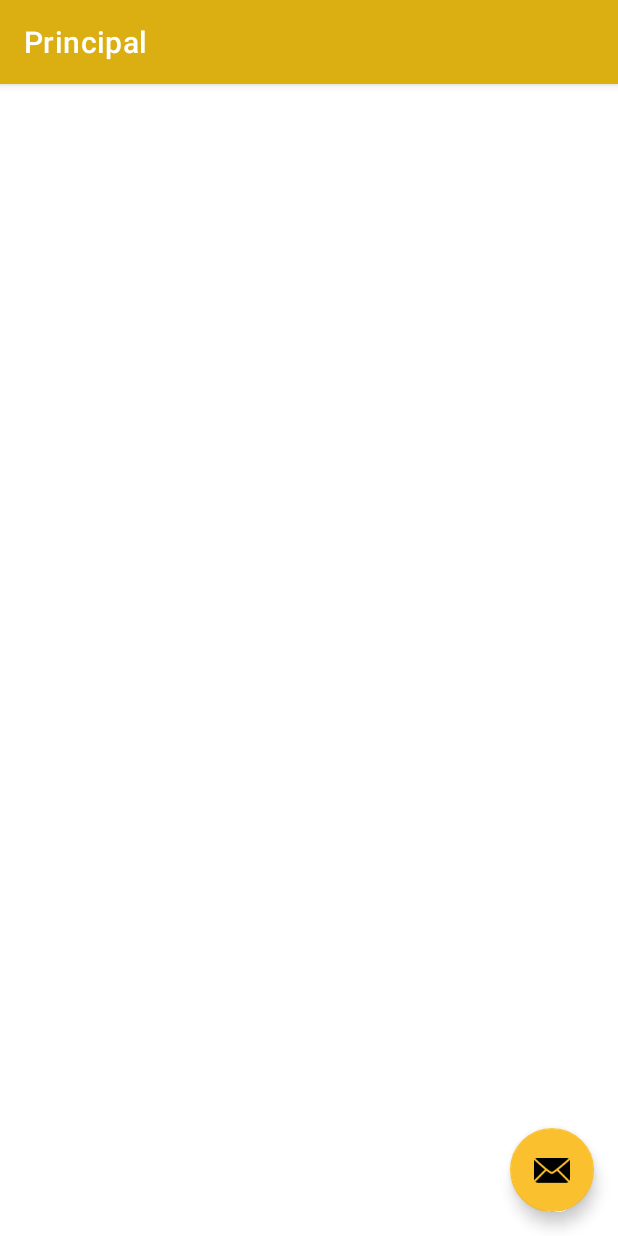
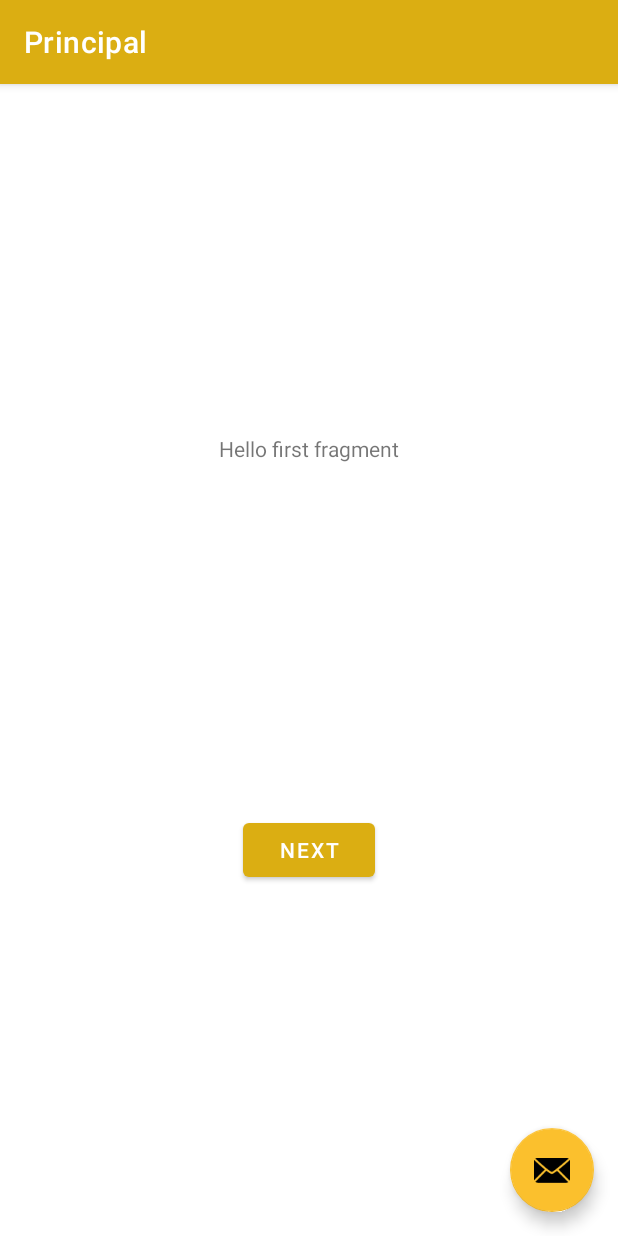
Before and after one commit to Jonathan-ulises/BlocN, an Android app: the screen it shows after launch (Principal), on a phone screen of 412 x 824 dp. Run offline under Robolectric (Android 15) with nearby library versions, the phone set to English and light mode, and no system bars; Roboto replaces fonts that are not available here.

Commit message:
Navigation Creation and hide the action bar on the MainActivity

```diff
--- a/app/src/main/java/com/macrobios/blocn/FirstFragment.java
+++ b/app/src/main/java/com/macrobios/blocn/FirstFragment.java
@@ -7,6 +7,8 @@ import android.view.ViewGroup;
 
 import androidx.annotation.NonNull;
 import androidx.fragment.app.Fragment;
+import androidx.navigation.NavController;
+import androidx.navigation.Navigation;
 import androidx.navigation.fragment.NavHostFragment;
 
 public class FirstFragment extends Fragment {
@@ -26,8 +28,7 @@ public class FirstFragment extends Fragment {
         view.findViewById(R.id.button_first).setOnClickListener(new View.OnClickListener() {
             @Override
             public void onClick(View view) {
-                NavHostFragment.findNavController(FirstFragment.this)
-                        .navigate(R.id.action_FirstFragment_to_SecondFragment);
+                Navigation.findNavController(view).navigate(R.id.SecondFragment);
             }
         });
     }
--- a/app/src/main/java/com/macrobios/blocn/MainActivity.java
+++ b/app/src/main/java/com/macrobios/blocn/MainActivity.java
@@ -5,6 +5,7 @@ import androidx.appcompat.app.AppCompatActivity;
 import android.content.Intent;
 import android.os.Bundle;
 import android.os.Handler;
+import android.view.WindowManager;
 import android.widget.ImageView;
 
 public class MainActivity extends AppCompatActivity {
@@ -17,7 +18,7 @@ public class MainActivity extends AppCompatActivity {
         super.onCreate(savedInstanceState);
         setContentView(R.layout.activity_main);
 
-
+        getSupportActionBar().hide();
 
 
         new Handler().postDelayed(new Runnable() {
--- a/app/src/main/java/com/macrobios/blocn/Principal.java
+++ b/app/src/main/java/com/macrobios/blocn/Principal.java
@@ -7,6 +7,8 @@ import com.google.android.material.snackbar.Snackbar;
 
 import androidx.appcompat.app.AppCompatActivity;
 import androidx.appcompat.widget.Toolbar;
+import androidx.navigation.NavController;
+import androidx.navigation.Navigation;
 
 import android.view.View;
 import android.widget.ImageView;
@@ -29,5 +31,7 @@ public class Principal extends AppCompatActivity {
                         .setAction("Action", null).show();
             }
         });
+
+        //NavController navController = Navigation.findNavController(this, R.id.nav_host_fragment);
     }
 }
--- a/app/src/main/res/layout/content_principal.xml
+++ b/app/src/main/res/layout/content_principal.xml
@@ -3,4 +3,17 @@
     xmlns:app="http://schemas.android.com/apk/res-auto"
     android:layout_width="match_parent"
     android:layout_height="match_parent"
-    app:layout_behavior="@string/appbar_scrolling_view_behavior"></androidx.constraintlayout.widget.ConstraintLayout>
+    app:layout_behavior="@string/appbar_scrolling_view_behavior">
+
+    <fragment
+        android:id="@+id/nav_host_fragment"
+        android:name="androidx.navigation.fragment.NavHostFragment"
+        android:layout_width="0dp"
+        android:layout_height="0dp"
+        app:defaultNavHost="true"
+        app:layout_constraintBottom_toBottomOf="parent"
+        app:layout_constraintEnd_toEndOf="parent"
+        app:layout_constraintStart_toStartOf="parent"
+        app:layout_constraintTop_toTopOf="parent"
+        app:navGraph="@navigation/nav_graph" />
+</androidx.constraintlayout.widget.ConstraintLayout>
```
Also changed, not shown: app/src/main/res/layout/activity_main.xml (+5 -2 lines).
